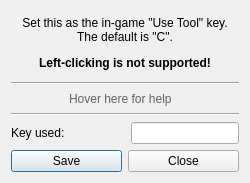
This is designs/key_used_dialog.ui in Setti7/SVFB-GUI as Qt 5 draws it before an edit. The edited form follows.
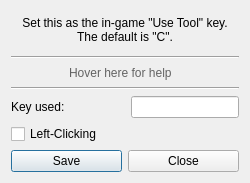
This is the edited form.

Commit message: Added left-click support

```diff
--- a/designs/key_used_dialog.ui
+++ b/designs/key_used_dialog.ui
@@ -37,7 +37,7 @@
      <item>
       <widget class="QLabel" name="label">
        <property name="text">
-        <string>&lt;html&gt;&lt;head/&gt;&lt;body&gt;&lt;p align=&quot;center&quot;&gt;Set this as the in-game &amp;quot;Use Tool&amp;quot; key. The default is &amp;quot;C&amp;quot;.&lt;/p&gt;&lt;p align=&quot;center&quot;&gt;&lt;span style=&quot; font-weight:600;&quot;&gt;Left-clicking is not supported!&lt;/span&gt;&lt;/p&gt;&lt;/body&gt;&lt;/html&gt;</string>
+        <string>&lt;html&gt;&lt;head/&gt;&lt;body&gt;&lt;p align=&quot;center&quot;&gt;Set this as the in-game &amp;quot;Use Tool&amp;quot; key. The default is &amp;quot;C&amp;quot;.&lt;/p&gt;&lt;/body&gt;&lt;/html&gt;</string>
        </property>
        <property name="wordWrap">
         <bool>true</bool>
@@ -178,6 +178,13 @@
          </item>
         </layout>
        </item>
+       <item>
+        <widget class="QCheckBox" name="check_box">
+         <property name="text">
+          <string>Left-Clicking</string>
+         </property>
+        </widget>
+       </item>
        <item>
         <layout class="QHBoxLayout" name="horizontalLayout_4">
          <item>
```
Left out of the diff: 2 changed lines with no effect on the pictures. The commit also changes 5 other files.
